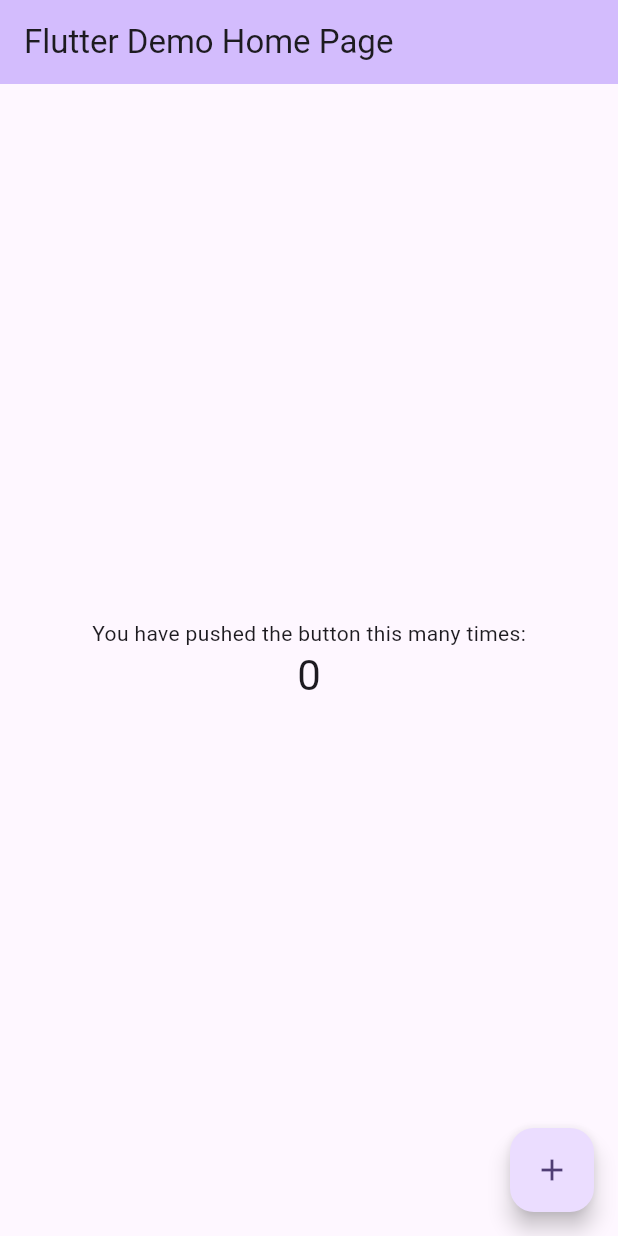
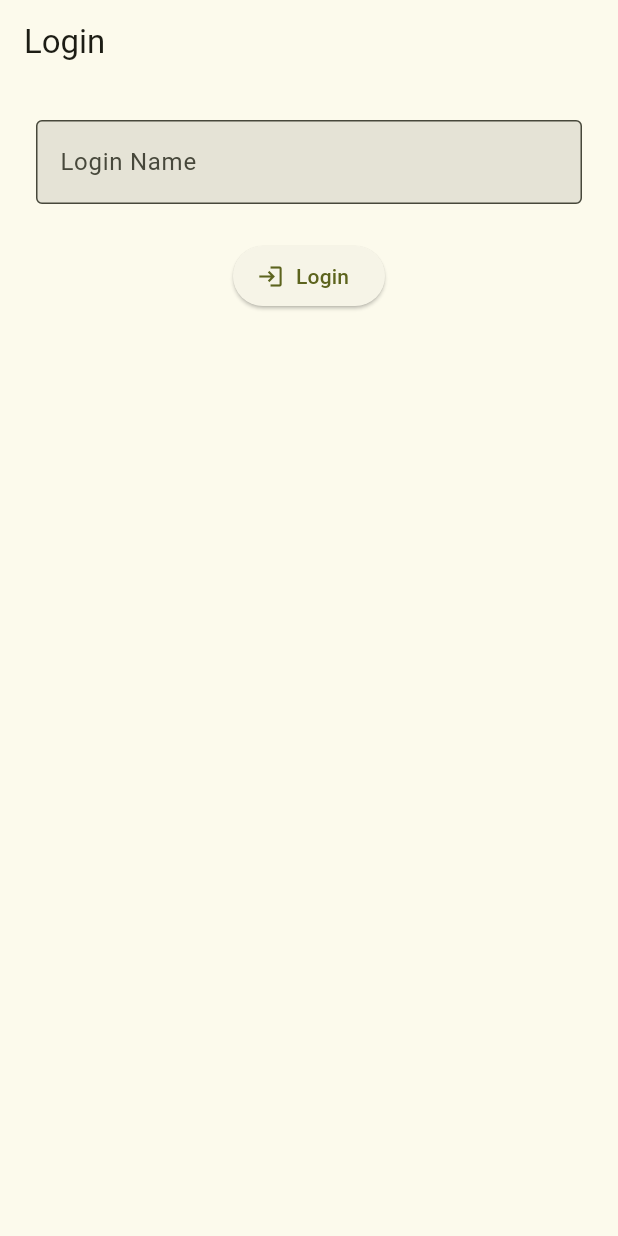
Before and after one commit to simonesestito/cloud-photos-app, a Flutter app: the screen it shows after launch, on a phone screen of 412 x 824 dp. Run offline on Flutter 3.47's test engine with Material 3 defaults, Android fonts, the phone set to English and light mode, and no system bars; our stand-ins replace shared_preferences.

Commit message:
Add login

```diff
--- a/lib/main.dart
+++ b/lib/main.dart
@@ -1,6 +1,12 @@
+import 'package:cloud_photos_app/preferences/preferences.dart';
+import 'package:cloud_photos_app/screen/home_screen.dart';
+import 'package:cloud_photos_app/screen/login_screen.dart';
 import 'package:flutter/material.dart';
 
-void main() {
+void main() async {
+  WidgetsFlutterBinding.ensureInitialized();
+  await Preferences.ensureInitialized();
+
   runApp(const MyApp());
 }
 
@@ -10,116 +16,20 @@
   // This widget is the root of your application.
   @override
   Widget build(BuildContext context) {
+    final hasLogin = Preferences.instance.getLoginName() != null;
+
     return MaterialApp(
-      title: 'Flutter Demo',
+      title: 'Photos App',
       theme: ThemeData(
-        // This is the theme of your application.
-        //
-        // TRY THIS: Try running your application with "flutter run". You'll see
-        // the application has a purple toolbar. Then, without quitting the app,
-        // try changing the seedColor in the colorScheme below to Colors.green
-        // and then invoke "hot reload" (save your changes or press the "hot
-        // reload" button in a Flutter-supported IDE, or press "r" if you used
-        // the command line to start the app).
-        //
-        // Notice that the counter didn't reset back to zero; the application
-        // state is not lost during the reload. To reset the state, use hot
-        // restart instead.
-        //
-        // This works for code too, not just values: Most code changes can be
-        // tested with just a hot reload.
-        colorScheme: ColorScheme.fromSeed(seedColor: Colors.deepPurple),
+        colorScheme: ColorScheme.fromSeed(seedColor: Colors.lime),
         useMaterial3: true,
       ),
-      home: const MyHomePage(title: 'Flutter Demo Home Page'),
+      debugShowCheckedModeBanner: false,
+      initialRoute: hasLogin ? '/home' : '/login',
+      routes: {
+        '/login': (context) => const LoginScreen(),
+        '/home': (context) => const HomeScreen(),
+      },
     );
   }
 }
-
-class MyHomePage extends StatefulWidget {
-  const MyHomePage({super.key, required this.title});
-
-  // This widget is the home page of your application. It is stateful, meaning
-  // that it has a State object (defined below) that contains fields that affect
-  // how it looks.
-
-  // This class is the configuration for the state. It holds the values (in this
-  // case the title) provided by the parent (in this case the App widget) and
-  // used by the build method of the State. Fields in a Widget subclass are
-  // always marked "final".
-
-  final String title;
-
-  @override
-  State<MyHomePage> createState() => _MyHomePageState();
-}
-
-class _MyHomePageState extends State<MyHomePage> {
-  int _counter = 0;
-
-  void _incrementCounter() {
-    setState(() {
-      // This call to setState tells the Flutter framework that something has
-      // changed in this State, which causes it to rerun the build method below
-      // so that the display can reflect the updated values. If we changed
-      // _counter without calling setState(), then the build method would not be
-      // called again, and so nothing would appear to happen.
-      _counter++;
-    });
-  }
-
-  @override
-  Widget build(BuildContext context) {
-    // This method is rerun every time setState is called, for instance as done
-    // by the _incrementCounter method above.
-    //
-    // The Flutter framework has been optimized to make rerunning build methods
-    // fast, so that you can just rebuild anything that needs updating rather
-    // than having to individually change instances of widgets.
-    return Scaffold(
-      appBar: AppBar(
-        // TRY THIS: Try changing the color here to a specific color (to
-        // Colors.amber, perhaps?) and trigger a hot reload to see the AppBar
-        // change color while the other colors stay the same.
-        backgroundColor: Theme.of(context).colorScheme.inversePrimary,
-        // Here we take the value from the MyHomePage object that was created by
-        // the App.build method, and use it to set our appbar title.
-        title: Text(widget.title),
-      ),
-      body: Center(
-        // Center is a layout widget. It takes a single child and positions it
-        // in the middle of the parent.
-        child: Column(
-          // Column is also a layout widget. It takes a list of children and
-          // arranges them vertically. By default, it sizes itself to fit its
-          // children horizontally, and tries to be as tall as its parent.
-          //
-          // Column has various properties to control how it sizes itself and
-          // how it positions its children. Here we use mainAxisAlignment to
-          // center the children vertically; the main axis here is the vertical
-          // axis because Columns are vertical (the cross axis would be
-          // horizontal).
-          //
-          // TRY THIS: Invoke "debug painting" (choose the "Toggle Debug Paint"
-          // action in the IDE, or press "p" in the console), to see the
-          // wireframe for each widget.
-          mainAxisAlignment: MainAxisAlignment.center,
-          children: <Widget>[
-            const Text(
-              'You have pushed the button this many times:',
-            ),
-            Text(
-              '$_counter',
-              style: Theme.of(context).textTheme.headlineMedium,
-            ),
-          ],
-        ),
-      ),
-      floatingActionButton: FloatingActionButton(
-        onPressed: _incrementCounter,
-        tooltip: 'Increment',
-        child: const Icon(Icons.add),
-      ), // This trailing comma makes auto-formatting nicer for build methods.
-    );
-  }
-}
--- /dev/null
+++ b/lib/preferences/preferences.dart
@@ -0,0 +1,30 @@
+import 'package:shared_preferences/shared_preferences.dart';
+
+class Preferences {
+  static const _loginNameKey = 'loginName';
+
+  static Preferences? _instance;
+  final SharedPreferences _prefs;
+
+  // Private constructor
+  Preferences._(this._prefs);
+
+  // Initialize the singleton instance
+  static Future<Preferences> ensureInitialized() async {
+    if (_instance == null) {
+      final prefs = await SharedPreferences.getInstance();
+      _instance = Preferences._(prefs);
+    }
+    return _instance!;
+  }
+
+  // Singleton instance
+  static Preferences get instance => _instance!;
+
+  String? getLoginName() => _prefs.getString(_loginNameKey);
+
+  Future<void> removeLoginName() => _prefs.remove(_loginNameKey);
+
+  Future<void> setLoginName(String loginName) =>
+      _prefs.setString(_loginNameKey, loginName);
+}
--- /dev/null
+++ b/lib/screen/login_screen.dart
@@ -0,0 +1,79 @@
+import 'package:cloud_photos_app/preferences/preferences.dart';
+import 'package:flutter/material.dart';
+
+class LoginScreen extends StatefulWidget {
+  const LoginScreen({super.key});
+
+  @override
+  State<LoginScreen> createState() => _LoginStateScreen();
+}
+
+class _LoginStateScreen extends State<LoginScreen> {
+  final _loginNameController = TextEditingController();
+  final _formKey = GlobalKey<FormState>();
+
+  @override
+  Widget build(BuildContext context) {
+    return Scaffold(
+      appBar: AppBar(
+        title: const Text('Login'),
+      ),
+      body: Padding(
+        padding: const EdgeInsets.all(24.0),
+        child: Column(
+          children: [
+            Form(
+              autovalidateMode: AutovalidateMode.onUserInteraction,
+              key: _formKey,
+              child: TextFormField(
+                controller: _loginNameController,
+                decoration: const InputDecoration(
+                  labelText: 'Login Name',
+                  border: OutlineInputBorder(),
+                  filled: true,
+                ),
+                validator: _validateLoginName,
+              ),
+            ),
+            const SizedBox(height: 24),
+            ElevatedButton.icon(
+              onPressed: _onLogin,
+              label: const Text('Login'),
+              icon: const Icon(Icons.login),
+            ),
+          ],
+        ),
+      ),
+    );
+  }
+
+  String? _validateLoginName(String? value) {
+    if (value == null || value.isEmpty) {
+      return 'Please enter your login name';
+    }
+
+    if (value.length < 5) {
+      return 'Login name must be at least 5 characters';
+    }
+
+    // Only lowercase ascii letters, digits and underscore are allowed
+    if (!RegExp(r'^[a-z0-9_]+$').hasMatch(value)) {
+      return 'Only lowercase letters, digits and underscore are allowed';
+    }
+
+    return null;
+  }
+
+  Future<void> _onLogin() async {
+    if (!_formKey.currentState!.validate()) {
+      return;
+    }
+
+    final loginName = _loginNameController.text;
+    await Preferences.instance.setLoginName(loginName);
+
+    if (mounted) {
+      Navigator.of(context).pushReplacementNamed('/home');
+    }
+  }
+}
--- a/pubspec.yaml
+++ b/pubspec.yaml
@@ -35,6 +35,7 @@ dependencies:
   # The following adds the Cupertino Icons font to your application.
   # Use with the CupertinoIcons class for iOS style icons.
   cupertino_icons: ^1.0.6
+  shared_preferences: ^2.2.3
 
 dev_dependencies:
   flutter_test:
```
Also changed, not shown: lib/screen/home_screen.dart (added, +33 -0 lines), pubspec.lock, 1 other file.
